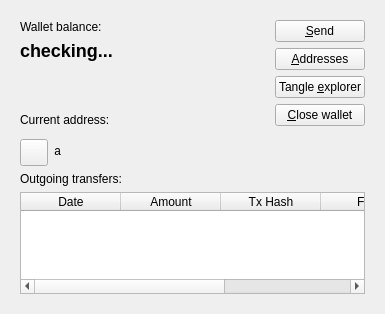
Above: widgets/walletwidget.ui from joshirio/iota-cooler before the change. Below: the same form after it.
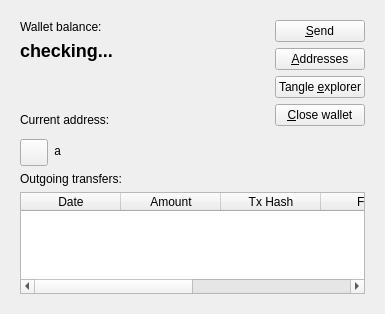
That is the form after the change. Icons and pictures are not drawn.

What changed in the file:
```diff
--- a/widgets/walletwidget.ui
+++ b/widgets/walletwidget.ui
@@ -296,6 +296,11 @@
              <string>To</string>
             </property>
            </column>
+           <column>
+            <property name="text">
+             <string>Tag</string>
+            </property>
+           </column>
           </widget>
          </item>
         </layout>
```
